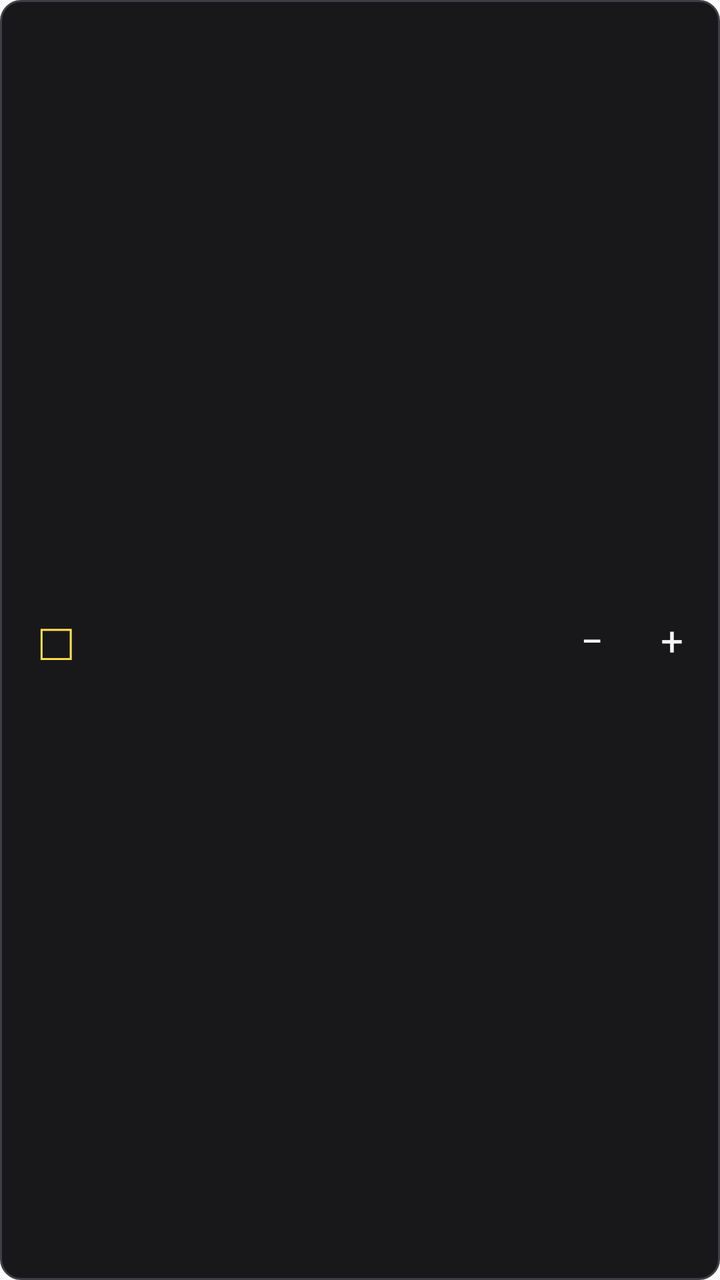
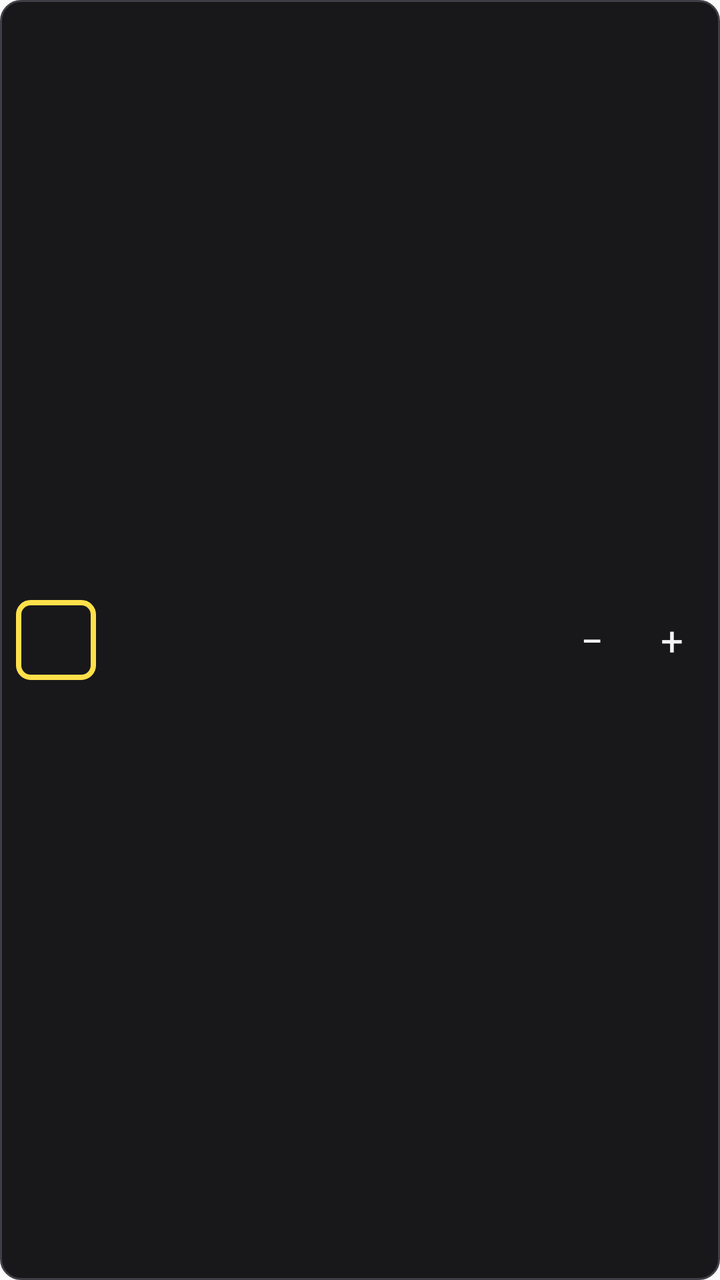

Before-and-after screenshots of an Android layout around one commit, followed by the original layout XML and the change that was made.
<!-- AndroidManifest.xml: application theme AppTheme -->
<!-- res/layout/widget_habit_row.xml -->
<?xml version="1.0" encoding="utf-8"?>
<LinearLayout xmlns:android="http://schemas.android.com/apk/res/android"
    android:id="@+id/habit_row"
    android:layout_width="match_parent"
    android:layout_height="wrap_content"
    android:background="@drawable/widget_btn"
    android:gravity="center_vertical"
    android:minHeight="56dp"
    android:orientation="horizontal"
    android:paddingStart="4dp"
    android:paddingEnd="4dp">

    <TextView
        android:id="@+id/habit_mark"
        android:layout_width="48dp"
        android:layout_height="48dp"
        android:gravity="center"
        android:text="□"
        android:textColor="#FFE14A"
        android:textSize="26sp" />

    <TextView
        android:id="@+id/habit_name"
        android:layout_width="0dp"
        android:layout_height="wrap_content"
        android:layout_weight="1"
        android:ellipsize="end"
        android:maxLines="1"
        android:textColor="#F4F4F5"
        android:textSize="15sp" />

    <TextView
        android:id="@+id/habit_count"
        android:layout_width="wrap_content"
        android:layout_height="wrap_content"
        android:layout_marginEnd="2dp"
        android:textColor="#A1A1AA"
        android:textSize="12sp" />

    <TextView
        android:id="@+id/habit_minus"
        android:layout_width="40dp"
        android:layout_height="48dp"
        android:gravity="center"
        android:text="−"
        android:textColor="#F4F4F5"
        android:textSize="20sp" />

    <TextView
        android:id="@+id/habit_plus"
        android:layout_width="40dp"
        android:layout_height="48dp"
        android:gravity="center"
        android:text="+"
        android:textColor="#F4F4F5"
        android:textSize="20sp" />
</LinearLayout>
<!-- resources referenced by this layout -->
<resources>
  <!-- drawable widget_btn (drawable) -->
  <?xml version="1.0" encoding="utf-8"?>
  <shape xmlns:android="http://schemas.android.com/apk/res/android" android:shape="rectangle">
      <solid android:color="#18181B" />
      <corners android:radius="10dp" />
      <stroke android:width="1dp" android:color="#3F3F46" />
  </shape>
  <style name="AppTheme" parent="Theme.AppCompat.Light.DarkActionBar">
          
          <item name="colorPrimary">@color/colorPrimary</item>
          <item name="colorPrimaryDark">@color/colorPrimaryDark</item>
          <item name="colorAccent">@color/colorAccent</item>
      </style>
</resources>

<!-- the commit's change to res/layout/widget_habit_row.xml (unified diff, before → after) -->
@@ -10,14 +10,13 @@
     android:paddingStart="4dp"
     android:paddingEnd="4dp">
 
-    <TextView
+    <ImageView
         android:id="@+id/habit_mark"
         android:layout_width="48dp"
         android:layout_height="48dp"
-        android:gravity="center"
-        android:text="□"
-        android:textColor="#FFE14A"
-        android:textSize="26sp" />
+        android:contentDescription="Check"
+        android:padding="4dp"
+        android:src="@drawable/widget_tick" />
 
     <TextView
         android:id="@+id/habit_name"
<!-- resource entries referenced after the edit -->
@@ -7,6 +7,13 @@
       <corners android:radius="10dp" />
       <stroke android:width="1dp" android:color="#3F3F46" />
   </shape>
+  <!-- drawable widget_tick (drawable) -->
+  <?xml version="1.0" encoding="utf-8"?>
+  <shape xmlns:android="http://schemas.android.com/apk/res/android" android:shape="rectangle">
+      <solid android:color="@android:color/transparent" />
+      <stroke android:width="2.5dp" android:color="#FFE14A" />
+      <corners android:radius="6dp" />
+  </shape>
   <style name="AppTheme" parent="Theme.AppCompat.Light.DarkActionBar">
           
           <item name="colorPrimary">@color/colorPrimary</item>
